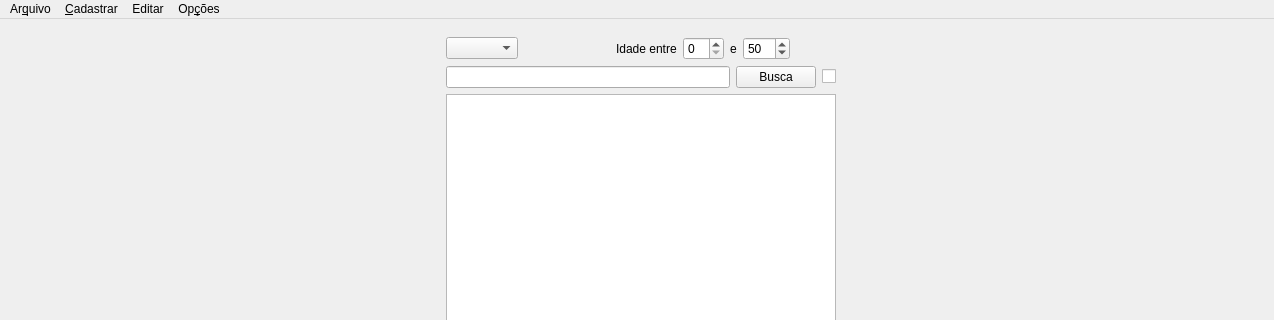
Qt form src/main/resources/base/ui/mainWindow.ui (matheusfillipe/ganec) before a commit; both pictures show x 0 to 1274 and y 0 to 320 of the 1274 by 839 pixel window.
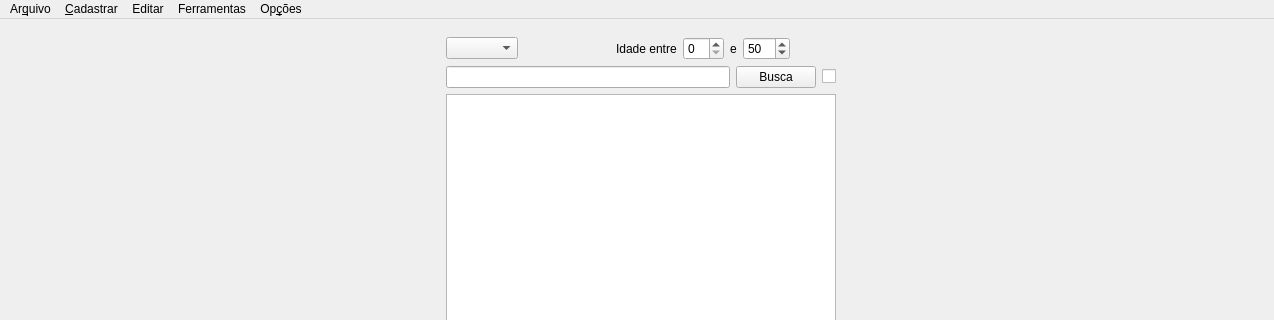
The same form after that commit.

What changed in the file:
```diff
--- a/src/main/resources/base/ui/mainWindow.ui
+++ b/src/main/resources/base/ui/mainWindow.ui
@@ -276,9 +276,17 @@
     <addaction name="menuSelecionado"/>
     <addaction name="menuDeslocar_Turmas"/>
    </widget>
+   <widget class="QMenu" name="menuFerramentas">
+    <property name="title">
+     <string>Ferramentas</string>
+    </property>
+    <addaction name="actionRecalcular_Series"/>
+    <addaction name="actionDist_ncia"/>
+   </widget>
    <addaction name="menuArquivo"/>
    <addaction name="menuCadastrar"/>
    <addaction name="menuComputar"/>
+   <addaction name="menuFerramentas"/>
    <addaction name="menuOp_es"/>
   </widget>
   <widget class="QStatusBar" name="statusbar"/>
```
Left out of the diff: 42 changed lines with no effect on the pictures.
